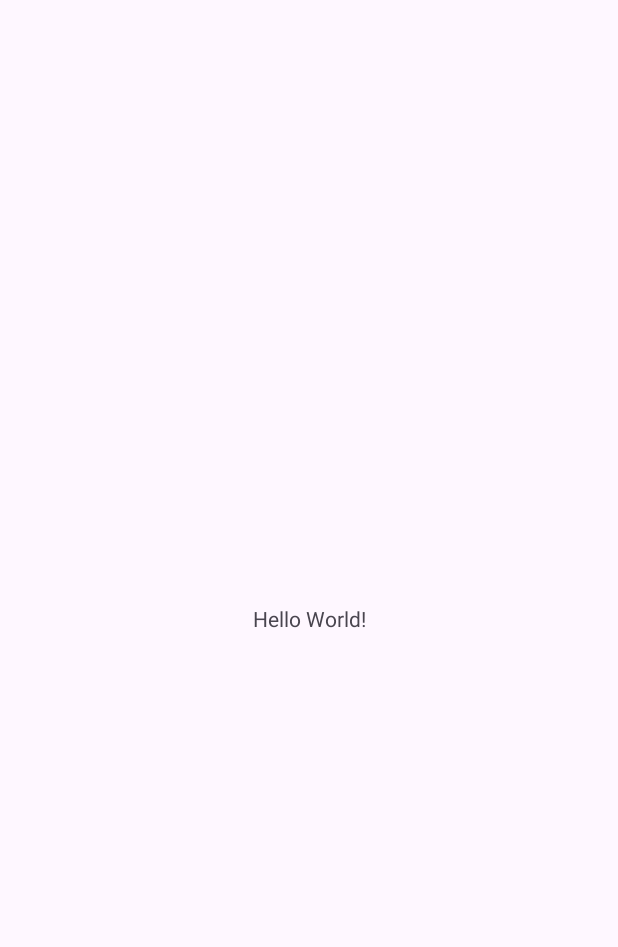
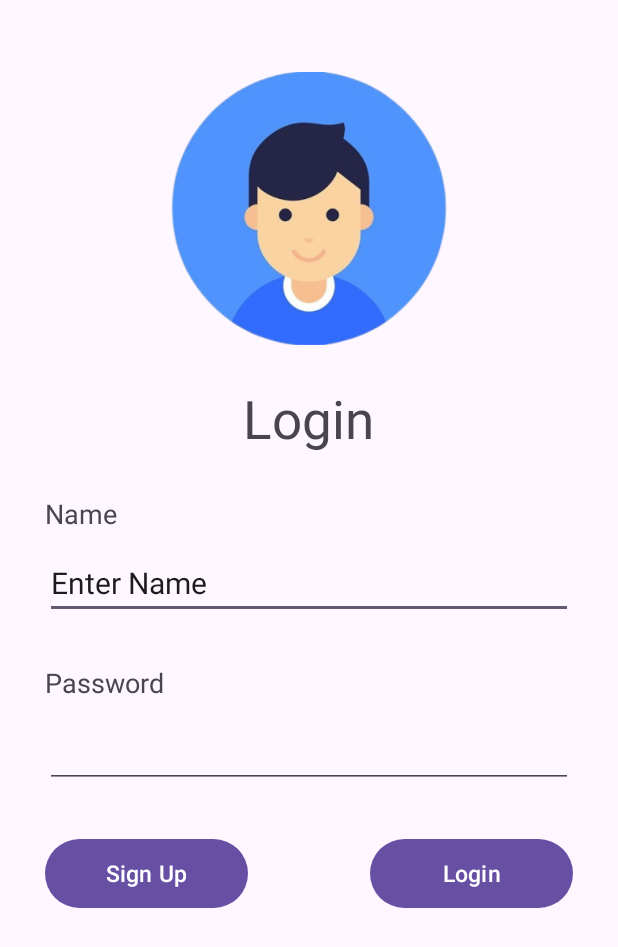
Before and after one commit to KeoYinyong/MobileSurveyproject, an Android app: the screen it shows after launch (MainActivity), on a phone screen of 412 x 824 dp. Before the commit the part shown is almost empty. Shown: the top 947 px of the screen. Run offline under Robolectric (Android 15) with nearby library versions, the phone set to English and light mode, and no system bars.

Commit message:
UI login and sign up

```diff
--- a/app/src/main/AndroidManifest.xml
+++ b/app/src/main/AndroidManifest.xml
@@ -13,6 +13,9 @@
         android:theme="@style/Theme.StudentControl"
         tools:targetApi="31">
         <activity
+            android:name=".SignUp"
+            android:exported="false" />
+        <activity
             android:name=".MainActivity"
             android:exported="true">
             <intent-filter>
--- a/app/src/main/res/layout/activity_main.xml
+++ b/app/src/main/res/layout/activity_main.xml
@@ -2,17 +2,115 @@
 <androidx.constraintlayout.widget.ConstraintLayout xmlns:android="http://schemas.android.com/apk/res/android"
     xmlns:app="http://schemas.android.com/apk/res-auto"
     xmlns:tools="http://schemas.android.com/tools"
+    android:id="@+id/login_password"
     android:layout_width="match_parent"
     android:layout_height="match_parent"
     tools:context=".MainActivity">
 
+    <ImageView
+        android:id="@+id/imageView"
+        android:layout_width="0dp"
+        android:layout_height="182dp"
+        android:layout_marginStart="100dp"
+        android:layout_marginTop="48dp"
+        android:layout_marginEnd="100dp"
+        app:layout_constraintEnd_toEndOf="parent"
+        app:layout_constraintHorizontal_bias="0.0"
+        app:layout_constraintStart_toStartOf="parent"
+        app:layout_constraintTop_toTopOf="parent"
+        app:srcCompat="@drawable/img" />
+
     <TextView
+        android:id="@+id/textView"
         android:layout_width="wrap_content"
         android:layout_height="wrap_content"
-        android:text="Hello World!"
-        app:layout_constraintBottom_toBottomOf="parent"
+        android:layout_marginTop="25dp"
+        android:text="Login"
+        android:textSize="35sp"
+        app:layout_constraintEnd_toEndOf="parent"
+        app:layout_constraintHorizontal_bias="0.498"
+        app:layout_constraintStart_toStartOf="parent"
+        app:layout_constraintTop_toBottomOf="@+id/imageView" />
+
+    <TextView
+        android:id="@+id/textView8"
+        android:layout_width="wrap_content"
+        android:layout_height="wrap_content"
+        android:layout_marginStart="30dp"
+        android:layout_marginTop="100dp"
+        android:text="Name"
+        android:textSize="18sp"
+        app:layout_constraintStart_toStartOf="parent"
+        app:layout_constraintTop_toBottomOf="@+id/imageView"
+        tools:ignore="MissingConstraints" />
+
+
+    <EditText
+        android:id="@+id/login_name"
+        android:layout_width="0dp"
+        android:layout_height="wrap_content"
+        android:layout_marginStart="30dp"
+        android:layout_marginTop="10dp"
+        android:layout_marginEnd="30dp"
+        android:ems="10"
+        android:inputType="text"
+        android:text="Enter Name"
+        android:textSize="20sp"
+        app:layout_constraintEnd_toEndOf="parent"
+        app:layout_constraintHorizontal_bias="0.481"
+        app:layout_constraintStart_toStartOf="parent"
+        app:layout_constraintTop_toBottomOf="@+id/textView8" />
+
+    <TextView
+        android:id="@+id/textView10"
+        android:layout_width="wrap_content"
+        android:layout_height="wrap_content"
+        android:layout_marginStart="30dp"
+        android:layout_marginTop="30dp"
+        android:text="Password"
+        android:textSize="18sp"
+        app:layout_constraintStart_toStartOf="parent"
+        app:layout_constraintTop_toBottomOf="@+id/login_name"
+        tools:ignore="MissingConstraints" />
+
+
+    <EditText
+        android:id="@+id/editTextTextPassword"
+        android:layout_width="0dp"
+        android:layout_height="wrap_content"
+        android:layout_marginStart="30dp"
+        android:layout_marginTop="10dp"
+        android:layout_marginEnd="30dp"
+        android:ems="10"
+        android:inputType="textPassword"
+        android:textSize="20sp"
         app:layout_constraintEnd_toEndOf="parent"
         app:layout_constraintStart_toStartOf="parent"
-        app:layout_constraintTop_toTopOf="parent" />
+        app:layout_constraintTop_toBottomOf="@+id/textView10"
+        tools:ignore="SpeakableTextPresentCheck" />
+
+    <Button
+        android:id="@+id/btn_signup"
+        android:layout_width="135dp"
+        android:layout_height="54dp"
+        android:layout_marginStart="30dp"
+        android:layout_marginTop="30dp"
+        android:text="Sign Up"
+        android:textSize="15sp"
+        app:layout_constraintStart_toStartOf="parent"
+        app:layout_constraintTop_toBottomOf="@+id/editTextTextPassword"
+        tools:ignore="MissingConstraints" />
+
+    <Button
+        android:id="@+id/btn_login"
+        android:layout_width="135dp"
+        android:layout_height="54dp"
+        android:layout_marginTop="30dp"
+        android:layout_marginEnd="30dp"
+        android:text="Login"
+        android:textSize="15sp"
+        app:layout_constraintEnd_toEndOf="parent"
+        app:layout_constraintTop_toBottomOf="@+id/editTextTextPassword"
+        tools:ignore="MissingConstraints" />
 
 </androidx.constraintlayout.widget.ConstraintLayout>
```
Also changed, not shown: app/src/main/java/com/yong/studentcontrol/SignUp.java (added, +14 -0 lines), app/src/main/res/layout/activity_sign_up.xml (added, +156 -0 lines).
